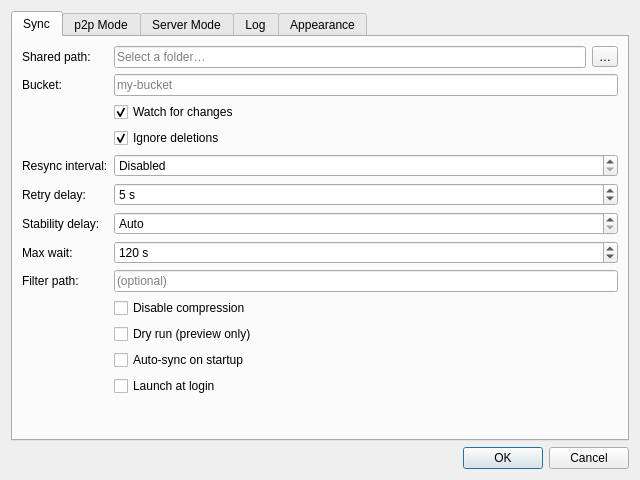
Qt form hsync_desktop/ui/settings_dialog.ui (albertsdk/hsync-desktop) before a commit.
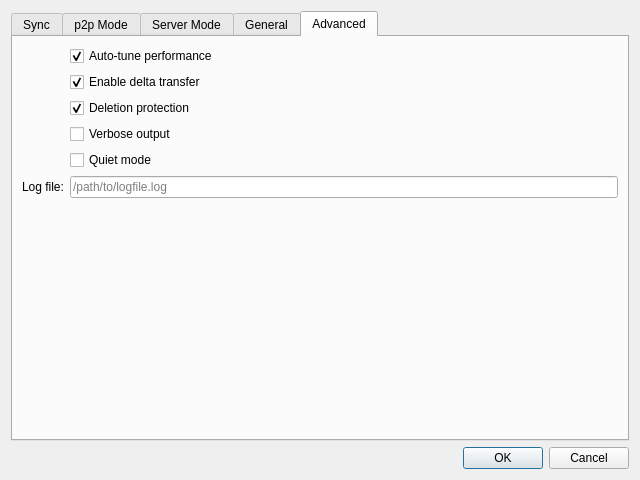
The same form after that commit. The open tabs and pages were chosen to show the change. Icons and pictures are not drawn.

Commit message: feat(settings): add Advanced/General tabs and unify bandwidth and trust UI

```diff
--- a/hsync_desktop/ui/settings_dialog.ui
+++ b/hsync_desktop/ui/settings_dialog.ui
@@ -233,13 +233,6 @@
          </property>
         </widget>
        </item>
-       <item row="12" column="1">
-        <widget class="QCheckBox" name="startAtLogin">
-         <property name="text">
-          <string>Launch at login</string>
-         </property>
-        </widget>
-       </item>
       </layout>
      </widget>
      <!-- Tab: p2p -->
@@ -436,61 +429,12 @@
      <!-- Tab: Log -->
      <widget class="QWidget" name="tabLog">
       <attribute name="title">
-       <string>Log</string>
+       <string>General</string>
       </attribute>
       <attribute name="icon">
        <iconset theme="utilities-log-viewer"/>
       </attribute>
-      <layout class="QFormLayout" name="formLog">
-       <item row="0" column="1">
-        <widget class="QCheckBox" name="showLogPanel">
-         <property name="text">
-          <string>Show log panel</string>
-         </property>
-         <property name="checked">
-          <bool>false</bool>
-         </property>
-        </widget>
-       </item>
-       <item row="1" column="1">
-        <widget class="QCheckBox" name="verbose">
-         <property name="text">
-          <string>Verbose output</string>
-         </property>
-        </widget>
-       </item>
-       <item row="2" column="1">
-        <widget class="QCheckBox" name="quiet">
-         <property name="text">
-          <string>Quiet mode</string>
-         </property>
-        </widget>
-       </item>
-       <item row="3" column="0">
-        <widget class="QLabel" name="lblLogfile">
-         <property name="text">
-          <string>Log file:</string>
-         </property>
-        </widget>
-       </item>
-       <item row="3" column="1">
-        <widget class="QLineEdit" name="logfile">
-         <property name="placeholderText">
-          <string>/path/to/logfile.log</string>
-         </property>
-        </widget>
-       </item>
-      </layout>
-     </widget>
-     <!-- Tab: Appearance -->
-     <widget class="QWidget" name="tabAppearance">
-      <attribute name="title">
-       <string>Appearance</string>
-      </attribute>
-      <attribute name="icon">
-       <iconset theme="preferences-desktop-theme"/>
-      </attribute>
-      <layout class="QFormLayout" name="formAppearance">
+      <layout class="QFormLayout" name="formGeneral">
        <item row="0" column="0">
         <widget class="QLabel" name="lblLanguage">
          <property name="text">
@@ -539,6 +483,92 @@
          </property>
          <property name="checked">
           <bool>true</bool>
+         </property>
+        </widget>
+       </item>
+       <item row="4" column="1">
+        <widget class="QCheckBox" name="showLogPanel">
+         <property name="text">
+          <string>Show log panel</string>
+         </property>
+         <property name="checked">
+          <bool>false</bool>
+         </property>
+        </widget>
+       </item>
+       <item row="5" column="1">
+        <widget class="QCheckBox" name="startAtLogin">
+         <property name="text">
+          <string>Launch at login</string>
+         </property>
+        </widget>
+       </item>
+      </layout>
+     </widget>
+     <!-- Tab: Advanced -->
+     <widget class="QWidget" name="tabAdvanced">
+      <attribute name="title">
+       <string>Advanced</string>
+      </attribute>
+      <attribute name="icon">
+       <iconset theme="preferences-other"/>
+      </attribute>
+      <layout class="QFormLayout" name="formAdvanced">
+       <item row="0" column="1">
+        <widget class="QCheckBox" name="autotuneEnabled">
+         <property name="text">
+          <string>Auto-tune performance</string>
+         </property>
+         <property name="checked">
+          <bool>true</bool>
+         </property>
+        </widget>
+       </item>
+       <item row="1" column="1">
+        <widget class="QCheckBox" name="deltaEnabled">
+         <property name="text">
+          <string>Enable delta transfer</string>
+         </property>
+         <property name="checked">
+          <bool>true</bool>
+         </property>
+        </widget>
+       </item>
+       <item row="2" column="1">
+        <widget class="QCheckBox" name="massDeleteGuard">
+         <property name="text">
+          <string>Deletion protection</string>
+         </property>
+         <property name="checked">
+          <bool>true</bool>
+         </property>
+        </widget>
+       </item>
+       <item row="3" column="1">
+        <widget class="QCheckBox" name="verbose">
+         <property name="text">
+          <string>Verbose output</string>
+         </property>
+        </widget>
+       </item>
+       <item row="4" column="1">
+        <widget class="QCheckBox" name="quiet">
+         <property name="text">
+          <string>Quiet mode</string>
+         </property>
+        </widget>
+       </item>
+       <item row="5" column="0">
+        <widget class="QLabel" name="lblLogfile">
+         <property name="text">
+          <string>Log file:</string>
+         </property>
+        </widget>
+       </item>
+       <item row="5" column="1">
+        <widget class="QLineEdit" name="logfile">
+         <property name="placeholderText">
+          <string>/path/to/logfile.log</string>
          </property>
         </widget>
        </item>
```
Left out of the diff: 6 changed lines with no effect on the pictures. The commit also changes 43 other files.
